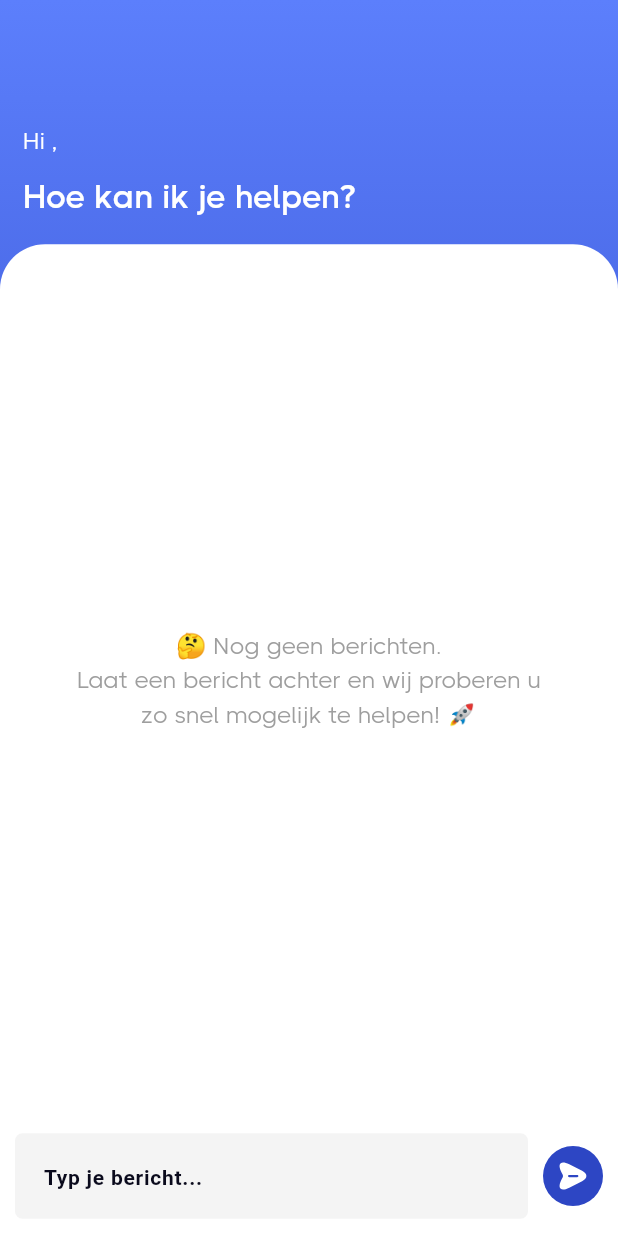
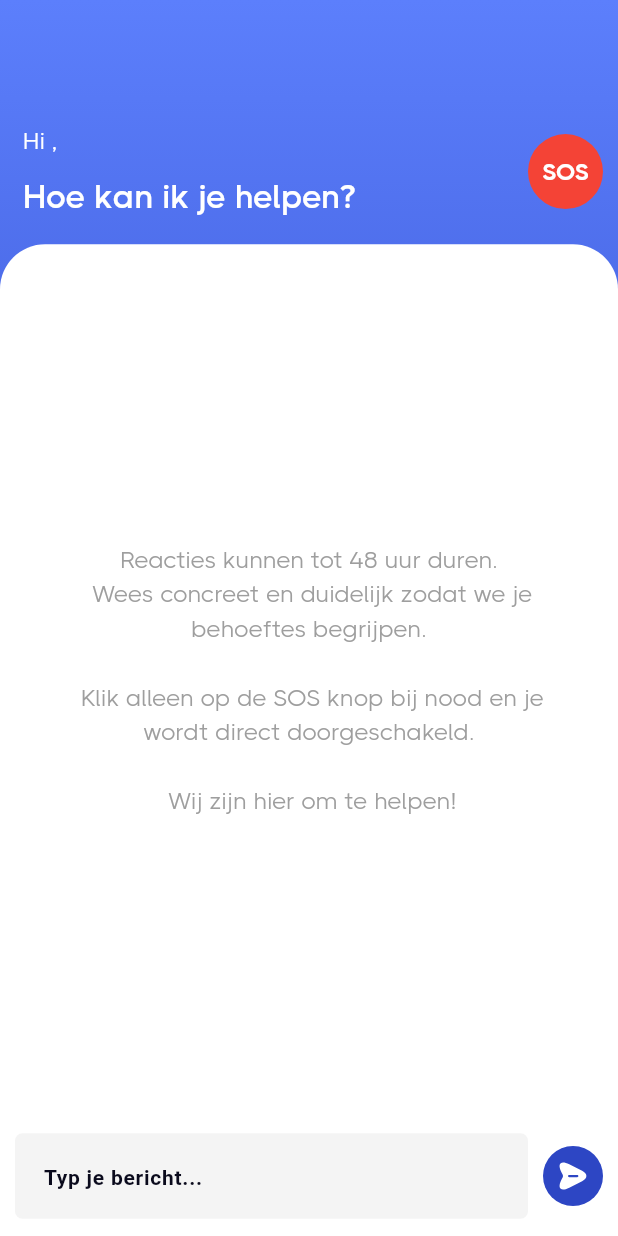
Before and after one commit to AchieveNL/cabby-app, a Flutter app: the MessagesScreen screen opened directly, on a phone screen of 412 x 824 dp. Run offline on Flutter 3.47's test engine with Material 3 defaults, Android fonts, the phone set to English and light mode, and no system bars; our stand-ins replace camera, carousel_slider, cookie_jar, dio, dio_cookie_manager, file_picker and 19 more; missing offline and left inert: flutter_pdfview, pdf_image_renderer; accounts and stored records are empty; Roboto replaces fonts that are missing (Montserrat); project files that could hold a hidden picture were left out.

Commit message:
Implement alarm number

```diff
--- a/lib/views/screens/messages_screen.dart
+++ b/lib/views/screens/messages_screen.dart
@@ -10,6 +10,7 @@ import 'package:logger/logger.dart';
 import 'package:provider/provider.dart' as provider;
 import 'package:provider/provider.dart';
 import 'package:supabase_flutter/supabase_flutter.dart';
+import 'package:url_launcher/url_launcher.dart';
 import 'package:uuid/uuid.dart';
 
 var loggerLn = Logger();
@@ -217,7 +218,7 @@ class _MessagesScreenState extends State<MessagesScreen> {
       child: Padding(
         padding: EdgeInsets.symmetric(horizontal: 20),
         child: Text(
-          '🤔 Nog geen berichten. \nLaat een bericht achter en wij proberen u zo snel mogelijk te helpen! 🚀',
+          'Reacties kunnen tot 48 uur duren. \n Wees concreet en duidelijk zodat we je behoeftes begrijpen. \n \n Klik alleen op de SOS knop bij nood en je wordt direct doorgeschakeld. \n \n Wij zijn hier om te helpen!',
           textAlign: TextAlign.center,
           style: TextStyle(
             fontSize: 16.0,
@@ -259,13 +260,16 @@ class _MessagesScreenState extends State<MessagesScreen> {
         SizedBox(height: screenSize.height * 0.1),
         Padding(
           padding: const EdgeInsets.only(left: 15),
-          child: Column(
+          child: Row(
+            mainAxisAlignment: MainAxisAlignment.spaceBetween,
+            children: [
+              Column(
                 crossAxisAlignment: CrossAxisAlignment.start,
                 children: [
                   Text(
                     'Hi $name,',
-                style:
-                    const TextStyle(color: AppColors.whiteColor, fontSize: 16),
+                    style: const TextStyle(
+                        color: AppColors.whiteColor, fontSize: 16),
                   ),
                   const SizedBox(height: 10),
                   const Text(
@@ -275,6 +279,33 @@ class _MessagesScreenState extends State<MessagesScreen> {
                         fontSize: 22,
                         fontWeight: FontWeight.w600),
                   ),
+                ],
+              ),
+              Padding(
+                padding: const EdgeInsets.symmetric(horizontal: 10.0),
+                child: InkWell(
+                  onTap: () {
+                    launchUrl(Uri.parse("tel: (+20) 215 77 78"));
+                  },
+                  child: Container(
+                    width: 50,
+                    height: 50,
+                    decoration: const BoxDecoration(
+                      color: AppColors.redColor,
+                      shape: BoxShape.circle,
+                    ),
+                    child: const Center(
+                      child: Text(
+                        "SOS",
+                        style: TextStyle(
+                          color: AppColors.whiteColor,
+                          fontWeight: FontWeight.w700,
+                        ),
+                      ),
+                    ),
+                  ),
+                ),
+              )
             ],
           ),
         ),
```
Lines whose indentation alone changed are shown as unchanged.
